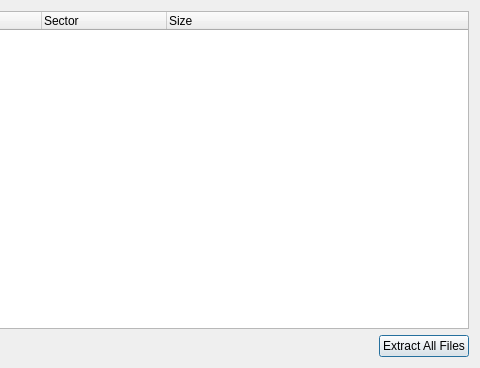
Before: the Qt Designer form Velocity/isodialog.ui in hetelek/Velocity, drawn with Qt 5; both pictures show x 220 to 700 and y 0 to 368 of the 700 by 368 pixel window.
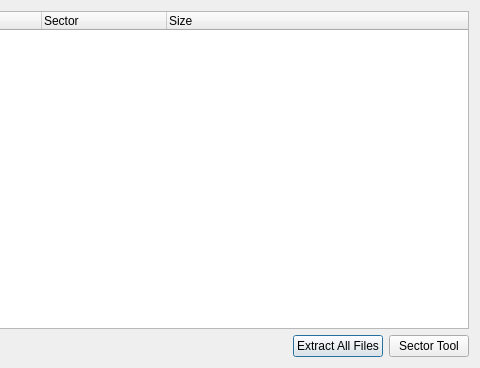
After: the same form once the commit is applied. Icons and pictures are not drawn.

Commit message: Add ISO sector tool

```diff
--- a/Velocity/isodialog.ui
+++ b/Velocity/isodialog.ui
@@ -90,6 +90,17 @@
        </property>
       </widget>
      </item>
+     <item>
+      <widget class="QPushButton" name="btnSectorTool">
+       <property name="text">
+        <string>Sector Tool</string>
+       </property>
+       <property name="icon">
+        <iconset resource="Resources.qrc">
+         <normaloff>:/Images/gear.png</normaloff>:/Images/gear.png</iconset>
+       </property>
+      </widget>
+     </item>
     </layout>
    </item>
   </layout>
```
The commit also changes 8 other files.
